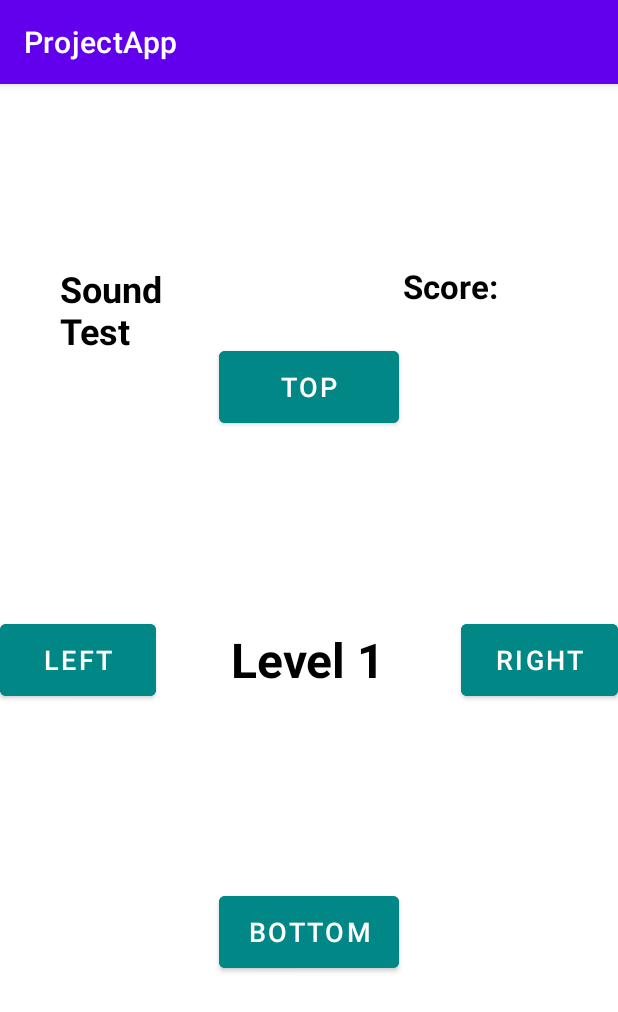
After one commit to QudahM/ProjectApp, an Android app: the AudioGameActivity screen opened directly, with no data from a screen before it, on a phone screen of 412 x 824 dp. The commit adds this screen. Shown: the top 1012 px of the screen. Run offline under Robolectric (Android 15) with nearby library versions, the light colour scheme and no system bars.

Commit message:
Audio game section added

```diff
--- a/app/src/main/AndroidManifest.xml
+++ b/app/src/main/AndroidManifest.xml
@@ -22,14 +22,17 @@
             android:exported="true">
             <intent-filter>
                 <action android:name="android.intent.action.MAIN" />
-
                 <category android:name="android.intent.category.LAUNCHER" />
             </intent-filter>
         </activity>
 
         <activity
             android:name=".SoundTestActivity"
-            android:exported="false"/>
+            android:exported="false" />
+
+        <activity
+            android:name=".GameLogic.AudioGameActivity"
+        android:exported="false" />
 
         <activity
             android:name=".SightTestActivity"
--- /dev/null
+++ b/app/src/main/java/com/example/projectapp/GameLogic/AudioGameActivity.java
@@ -0,0 +1,138 @@
+package com.example.projectapp.GameLogic;
+
+import android.media.MediaPlayer;
+import android.os.Bundle;
+import android.os.Handler;
+import android.widget.Button;
+import android.widget.Toast;
+
+import androidx.appcompat.app.AlertDialog;
+import androidx.appcompat.app.AppCompatActivity;
+
+import com.example.projectapp.R;
+
+import java.util.LinkedList;
+import java.util.Queue;
+
+public class AudioGameActivity extends AppCompatActivity {
+
+    private Queue<String> soundQueue = new LinkedList<>();  // Queue for sound directions to be played
+    private Queue<String> playerQueue = new LinkedList<>(); // Queue for directions the player should respond to
+    private int missedDirections = 0;
+    private final int MAX_MISSED = 6;
+    private Handler handler = new Handler();
+    private final String[] directions = {"TOP", "LEFT", "RIGHT", "BOTTOM"};
+    private int correctAnswers = 0;
+
+    @Override
+    protected void onCreate(Bundle savedInstanceState) {
+        super.onCreate(savedInstanceState);
+        setContentView(R.layout.activity_audio_game);
+
+        // Initialize Buttons
+        Button btnTop = findViewById(R.id.btn_top);
+        Button btnLeft = findViewById(R.id.btn_left);
+        Button btnRight = findViewById(R.id.btn_right);
+        Button btnBottom = findViewById(R.id.btn_bottom);
+
+        // Start the game
+        startGame();
+
+        // Set OnClickListener for each button
+        btnTop.setOnClickListener(v -> checkAnswer("TOP"));
+        btnLeft.setOnClickListener(v -> checkAnswer("LEFT"));
+        btnRight.setOnClickListener(v -> checkAnswer("RIGHT"));
+        btnBottom.setOnClickListener(v -> checkAnswer("BOTTOM"));
+    }
+
+    private void startGame() {
+        // Clear any previous queues
+        soundQueue.clear();
+        playerQueue.clear();
+
+        // Shuffle and add 25 random directions to the soundQueue
+        for (int i = 0; i < 25; i++) {
+            // Randomly select a direction
+            int randomIndex = (int) (Math.random() * directions.length);
+            String randomDirection = directions[randomIndex];
+            soundQueue.add(randomDirection);
+        }
+
+        // Start playing directions at 1-second intervals
+        playNextDirection();
+    }
+
+    private void playNextDirection() {
+        if (!soundQueue.isEmpty()) {
+            // Pop the direction from the soundQueue and push it to the playerQueue
+            String direction = soundQueue.poll();  // Pop from soundQueue
+            playerQueue.add(direction);  // Add to playerQueue
+
+            // Now, play the direction sound
+            playDirectionSound(direction);
+
+            // Simulate 1-second interval
+            handler.postDelayed(this::playNextDirection, 1000);
+        }
+    }
+
+    private void playDirectionSound(String direction) {
+        int soundResId = getSoundResourceForDirection(direction);
+        if (soundResId != 0) {
+            MediaPlayer mediaPlayer = MediaPlayer.create(this, soundResId);
+            mediaPlayer.start();
+            mediaPlayer.setOnCompletionListener(MediaPlayer::release);
+        }
+    }
+
+    private int getSoundResourceForDirection(String direction) {
+        switch (direction) {
+            case "TOP":
+                return R.raw.up;  // top_direction.mp3 placed in res/raw
+            case "LEFT":
+                return R.raw.left;  // left_direction.mp3 placed in res/raw
+            case "RIGHT":
+                return R.raw.right;  // right_direction.mp3 placed in res/raw
+            case "BOTTOM":
+                return R.raw.down;  // bottom_direction.mp3 placed in res/raw
+            default:
+                return 0;
+        }
+    }
+
+    private void checkAnswer(String userAnswer) {
+        if (!playerQueue.isEmpty()) {
+            String expectedDirection = playerQueue.poll();  // Get and remove the direction from the player's queue
+            if (userAnswer.equals(expectedDirection)) {
+                correctAnswers++;
+                Toast.makeText(this, "Correct!", Toast.LENGTH_SHORT).show();
+                missedDirections = 0; // Reset missed directions count
+            } else {
+                missedDirections++;
+                Toast.makeText(this, "Wrong!", Toast.LENGTH_SHORT).show();
+            }
+
+            // Check if game is over due to missed directions
+            if (missedDirections >= MAX_MISSED) {
+                showFailureDialog();
+            }
+        }
+    }
+
+    private void showFailureDialog() {
+        new AlertDialog.Builder(this)
+                .setTitle("Game Over")
+                .setMessage("You missed too many directions! Do you want to play again?")
+                .setPositiveButton("Yes", (dialog, which) -> restartGame())
+                .setNegativeButton("No", (dialog, which) -> finish())
+                .show();
+    }
+
+    private void restartGame() {
+        missedDirections = 0;
+        correctAnswers = 0;
+        soundQueue.clear();
+        playerQueue.clear();
+        startGame();
+    }
+}
--- a/app/src/main/java/com/example/projectapp/MainPage.java
+++ b/app/src/main/java/com/example/projectapp/MainPage.java
@@ -6,6 +6,8 @@ import android.view.View;
 import android.widget.Button;
 
 import androidx.appcompat.app.AppCompatActivity;
+
+import com.example.projectapp.GameLogic.AudioGameActivity;
 
 public class MainPage extends AppCompatActivity {
     @Override
@@ -20,7 +22,7 @@ public class MainPage extends AppCompatActivity {
         soundButton.setOnClickListener(new View.OnClickListener() {
             @Override
             public void onClick(View v) {
-                Intent intent = new Intent(MainPage.this, SoundTestActivity.class);
+                Intent intent = new Intent(MainPage.this, AudioGameActivity.class);
                 startActivity(intent);
             }
         });
--- /dev/null
+++ b/app/src/main/res/layout/activity_audio_game.xml
@@ -0,0 +1,112 @@
+<?xml version="1.0" encoding="utf-8"?>
+<RelativeLayout xmlns:android="http://schemas.android.com/apk/res/android"
+    android:layout_width="match_parent"
+    android:layout_height="match_parent"
+    android:background="#FFFFFF">
+
+    <!-- Sound Test Label -->
+    <TextView
+        android:id="@+id/text_sound_test"
+        android:layout_width="wrap_content"
+        android:layout_height="wrap_content"
+        android:text="Sound\nTest"
+        android:textSize="24sp"
+        android:textStyle="bold"
+        android:textColor="#000000"
+        android:layout_alignParentStart="true"
+        android:layout_marginStart="40dp"
+        android:layout_marginTop="120dp"
+        android:gravity="start" />
+
+    <!-- Score Label -->
+    <TextView
+        android:id="@+id/text_score_label"
+        android:layout_width="wrap_content"
+        android:layout_height="wrap_content"
+        android:text="Score:"
+        android:textSize="22sp"
+        android:textStyle="bold"
+        android:textColor="#000000"
+        android:layout_alignParentEnd="true"
+        android:layout_marginEnd="80dp"
+        android:layout_marginTop="120dp" />
+
+    <!-- Score Counter -->
+    <TextView
+        android:id="@+id/text_score_counter"
+        android:layout_width="wrap_content"
+        android:layout_height="wrap_content"
+        android:text="0"
+        android:textSize="22sp"
+        android:textStyle="bold"
+        android:textColor="#000000"
+        android:layout_alignBaseline="@id/text_score_label"
+        android:layout_toEndOf="@id/text_score_label"
+        android:layout_marginStart="10dp" />
+
+    <!-- Level Label -->
+    <TextView
+        android:id="@+id/text_level"
+        android:layout_width="wrap_content"
+        android:layout_height="wrap_content"
+        android:text="Level 1"
+        android:textSize="32sp"
+        android:textStyle="bold"
+        android:textColor="#000000"
+        android:textAlignment="center"
+        android:gravity="center"
+        android:layout_centerInParent="true" />
+
+    <!-- Top Button -->
+    <Button
+        android:id="@+id/btn_top"
+        android:layout_width="120dp"
+        android:layout_height="60dp"
+        android:text="TOP"
+        android:textSize="18sp"
+        android:backgroundTint="@color/teal_700"
+        android:textColor="#FFFFFF"
+        android:layout_above="@id/text_level"
+        android:layout_centerHorizontal="true"
+        android:layout_marginBottom="130dp" />
+
+    <!-- Left Button -->
+    <Button
+        android:id="@+id/btn_left"
+        android:layout_width="120dp"
+        android:layout_height="60dp"
+        android:text="LEFT"
+        android:textSize="18sp"
+        android:backgroundTint="@color/teal_700"
+        android:textColor="#FFFFFF"
+        android:layout_toStartOf="@id/text_level"
+        android:layout_centerVertical="true"
+        android:layout_marginEnd="50dp" />
+
+    <!-- Right Button -->
+    <Button
+        android:id="@+id/btn_right"
+        android:layout_width="120dp"
+        android:layout_height="60dp"
+        android:text="RIGHT"
+        android:textSize="18sp"
+        android:backgroundTint="@color/teal_700"
+        android:textColor="#FFFFFF"
+        android:layout_toEndOf="@id/text_level"
+        android:layout_centerVertical="true"
+        android:layout_marginStart="50dp" />
+
+    <!-- Bottom Button -->
+    <Button
+        android:id="@+id/btn_bottom"
+        android:layout_width="120dp"
+        android:layout_height="60dp"
+        android:text="BOTTOM"
+        android:textSize="18sp"
+        android:backgroundTint="@color/teal_700"
+        android:textColor="#FFFFFF"
+        android:layout_below="@id/text_level"
+        android:layout_centerHorizontal="true"
+        android:layout_marginTop="130dp" />
+
+</RelativeLayout>
```
Also changed, not shown: 4 other files.
